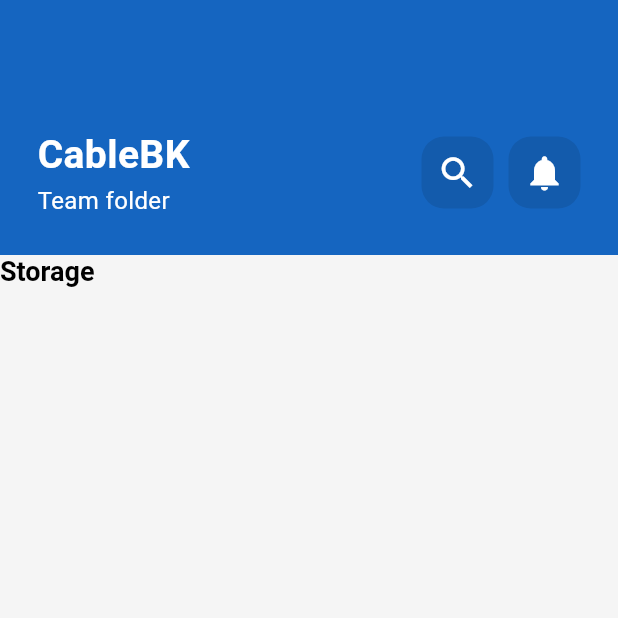
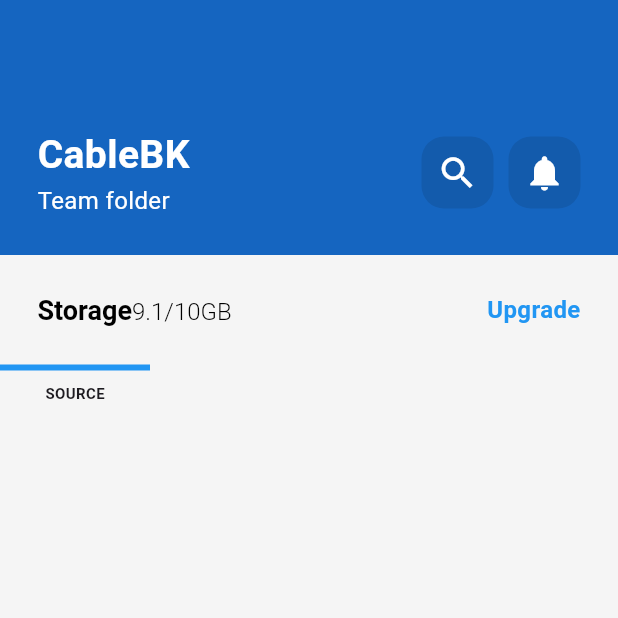
Before and after one commit to CableBK/uidesign, a Flutter app: the screen it shows after launch, on a phone screen of 412 x 824 dp, the top half of it. Run offline on Flutter 3.47's test engine with Material 3 defaults, Android fonts, the phone set to English and light mode, and no system bars.

Commit message:
Update team_folder.dart

```diff
--- a/uidesign/lib/pages/team_folder.dart
+++ b/uidesign/lib/pages/team_folder.dart
@@ -1,4 +1,4 @@
-// ignore_for_file: prefer_const_constructors, prefer_const_literals_to_create_immutables
+// ignore_for_file: prefer_const_constructors
 
 import 'package:flutter/material.dart';
 
@@ -80,15 +80,64 @@ class _TeamFolderPageState extends State<TeamFolderPage> {
                 ],
               ),
             ),
-            Row(
-              children: [
-                RichText(
+            SizedBox(
+              height: 25,
+            ),
+            Padding(
+              padding: const EdgeInsets.symmetric(horizontal: 25),
+              child: Row(
+                mainAxisAlignment: MainAxisAlignment.spaceBetween,
+                children: [
+                  RichText(
                     text: const TextSpan(
                         text: 'Storage',
                         style: TextStyle(
                             color: Colors.black,
                             fontSize: 18,
-                            fontWeight: FontWeight.bold)))
+                            fontWeight: FontWeight.bold),
+                        children: [
+                          TextSpan(
+                            text: '9.1/10GB',
+                            style: TextStyle(
+                              color: Colors.black,
+                              fontWeight: FontWeight.w300,
+                              fontSize: 16,
+                            ),
+                          )
+                        ]),
+                  ),
+                  const Text(
+                    'Upgrade',
+                    style: TextStyle(
+                        color: Colors.blue,
+                        fontSize: 16,
+                        fontWeight: FontWeight.bold),
+                  )
+                ],
+              ),
+            ),
+            const SizedBox(
+              height: 25,
+            ),
+            Row(
+              children: [
+                Column(
+                  children: [
+                    Container(
+                      width: 100,
+                      height: 4,
+                      color: Colors.blue,
+                    ),
+                    const SizedBox(
+                      height: 8,
+                    ),
+                    const Text(
+                      'SOURCE',
+                      style:
+                          TextStyle(fontSize: 10, fontWeight: FontWeight.bold),
+                    ),
+                  ],
+                )
               ],
             )
           ],
```
